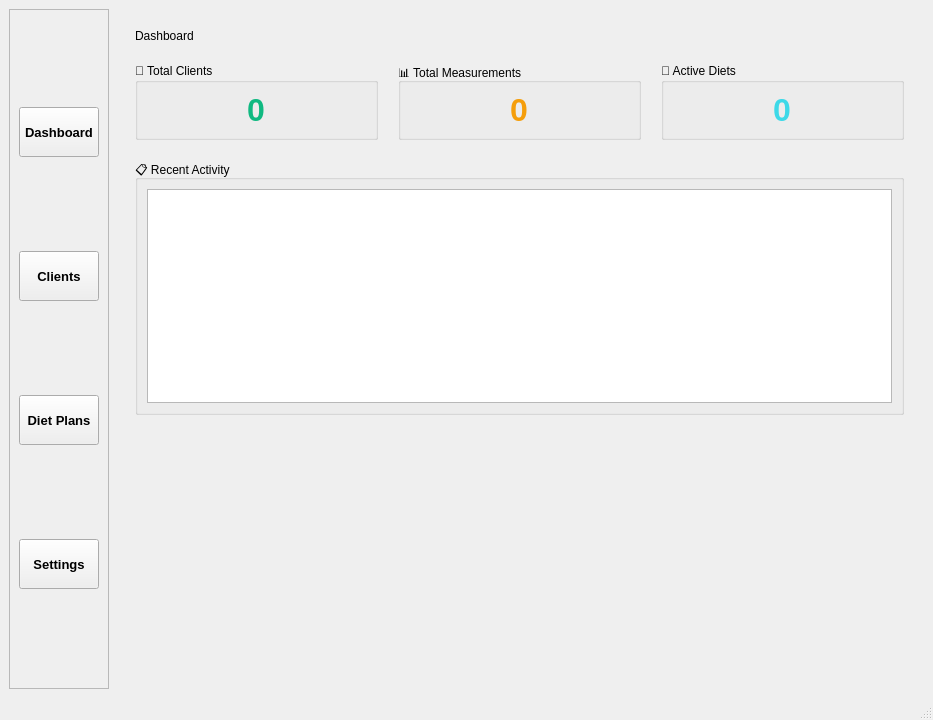
First picture: the form in app/views/main_window.ui, repository cavide-dev/dietician-client-tracker, before the edit.
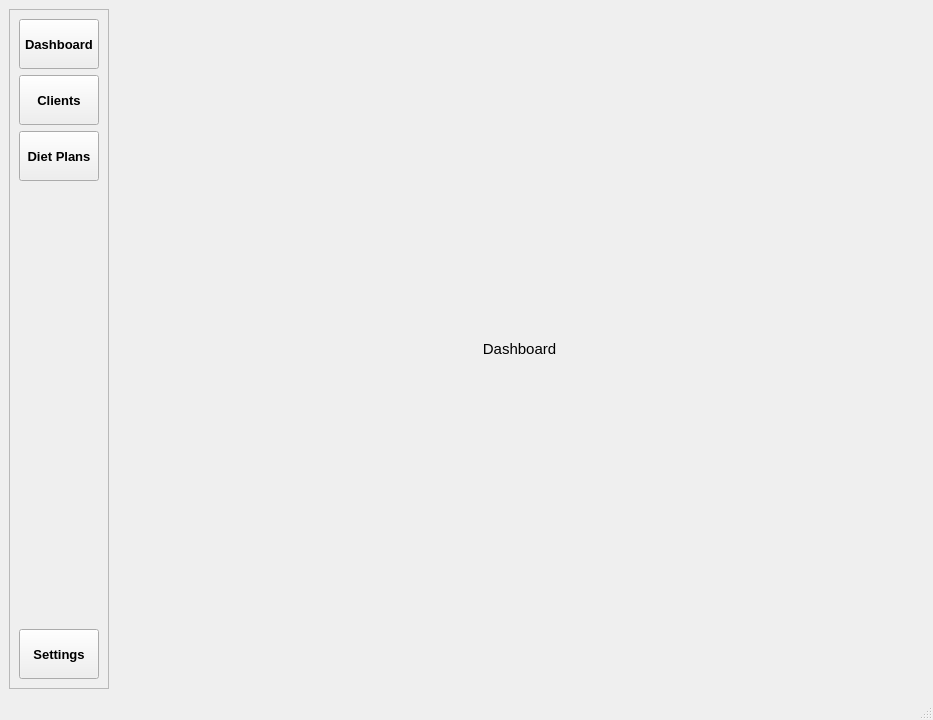
Second picture: the form after the edit. The open tabs and pages were chosen to show the change.

Commit message: feat: enhance main window layout with vertical spacer and improved dashboard design

```diff
--- a/app/views/main_window.ui
+++ b/app/views/main_window.ui
@@ -99,6 +99,19 @@
          </property>
         </widget>
        </item>
+       <item>
+        <spacer name="verticalSpacer">
+         <property name="orientation">
+          <enum>Qt::Vertical</enum>
+         </property>
+         <property name="sizeHint" stdset="0">
+          <size>
+           <width>20</width>
+           <height>40</height>
+          </size>
+         </property>
+        </spacer>
+       </item>
        <item>
         <widget class="QPushButton" name="btn_settings">
          <property name="minimumSize">
@@ -131,146 +144,22 @@
        <number>2</number>
       </property>
       <widget class="QWidget" name="page_dashboard">
-       <layout class="QVBoxLayout" name="verticalLayout_dashboard">
-        <property name="spacing">
-         <number>20</number>
-        </property>
-        <property name="leftMargin">
-         <number>20</number>
-        </property>
-        <property name="topMargin">
-         <number>20</number>
-        </property>
-        <property name="rightMargin">
-         <number>20</number>
-        </property>
-        <property name="bottomMargin">
-         <number>20</number>
-        </property>
+       <layout class="QVBoxLayout" name="verticalLayout_4">
         <item>
-         <widget class="QLabel" name="label_dashboard_title">
+         <widget class="QLabel" name="label">
+          <property name="font">
+           <font>
+            <pointsize>11</pointsize>
+           </font>
+          </property>
           <property name="text">
            <string>Dashboard</string>
           </property>
-          <property name="objectName">
-           <string>TitleLabel</string>
+          <property name="alignment">
+           <set>Qt::AlignCenter</set>
           </property>
          </widget>
         </item>
-        <item>
-         <layout class="QHBoxLayout" name="horizontalLayout_stats" stretch="1,1,1">
-          <property name="spacing">
-           <number>20</number>
-          </property>
-          <item>
-           <widget class="QGroupBox" name="card_total_clients">
-            <property name="title">
-             <string>👥 Total Clients</string>
-            </property>
-            <layout class="QVBoxLayout" name="verticalLayout_card1">
-             <property name="alignment">
-              <set>Qt::AlignCenter</set>
-             </property>
-             <item>
-              <widget class="QLabel" name="label_total_clients">
-               <property name="text">
-                <string>0</string>
-               </property>
-               <property name="alignment">
-                <set>Qt::AlignCenter</set>
-               </property>
-               <property name="styleSheet">
-                <string>font-size: 32px; font-weight: bold; color: #10B981;</string>
-               </property>
-              </widget>
-             </item>
-            </layout>
-           </widget>
-          </item>
-          <item>
-           <widget class="QGroupBox" name="card_total_measurements">
-            <property name="title">
-             <string>📊 Total Measurements</string>
-            </property>
-            <layout class="QVBoxLayout" name="verticalLayout_card2">
-             <property name="alignment">
-              <set>Qt::AlignCenter</set>
-             </property>
-             <item>
-              <widget class="QLabel" name="label_total_measurements">
-               <property name="text">
-                <string>0</string>
-               </property>
-               <property name="alignment">
-                <set>Qt::AlignCenter</set>
-               </property>
-               <property name="styleSheet">
-                <string>font-size: 32px; font-weight: bold; color: #F59E0B;</string>
-               </property>
-              </widget>
-             </item>
-            </layout>
-           </widget>
-          </item>
-          <item>
-           <widget class="QGroupBox" name="card_active_diets">
-            <property name="title">
-             <string>🥗 Active Diets</string>
-            </property>
-            <layout class="QVBoxLayout" name="verticalLayout_card3">
-             <property name="alignment">
-              <set>Qt::AlignCenter</set>
-             </property>
-             <item>
-              <widget class="QLabel" name="label_active_diets">
-               <property name="text">
-                <string>0</string>
-               </property>
-               <property name="alignment">
-                <set>Qt::AlignCenter</set>
-               </property>
-               <property name="styleSheet">
-                <string>font-size: 32px; font-weight: bold; color: #3DD9E8;</string>
-               </property>
-              </widget>
-             </item>
-            </layout>
-           </widget>
-          </item>
-         </layout>
-        </item>
-        <item>
-         <widget class="QGroupBox" name="groupBox_recent_activity">
-          <property name="title">
-           <string>📋 Recent Activity</string>
-          </property>
-          <layout class="QVBoxLayout" name="verticalLayout_activity">
-           <item>
-            <widget class="QListWidget" name="list_recent_activity">
-             <property name="minimumHeight">
-              <number>200</number>
-             </property>
-            </widget>
-           </item>
-          </layout>
-         </widget>
-        </item>
-        <item>
-         <spacer name="verticalSpacer_dashboard">
-          <property name="orientation">
-           <enum>Qt::Vertical</enum>
-          </property>
-          <property name="sizeType">
-           <enum>QSizePolicy::Expanding</enum>
-          </property>
-          <property name="sizeHint" stdset="0">
-           <size>
-            <width>20</width>
-            <height>40</height>
-           </size>
-          </property>
-         </spacer>
-        </item>
        </layout>
       </widget>
       <widget class="QWidget" name="page_clients">
```
Left out of the diff: 53 changed lines with no effect on the pictures.
